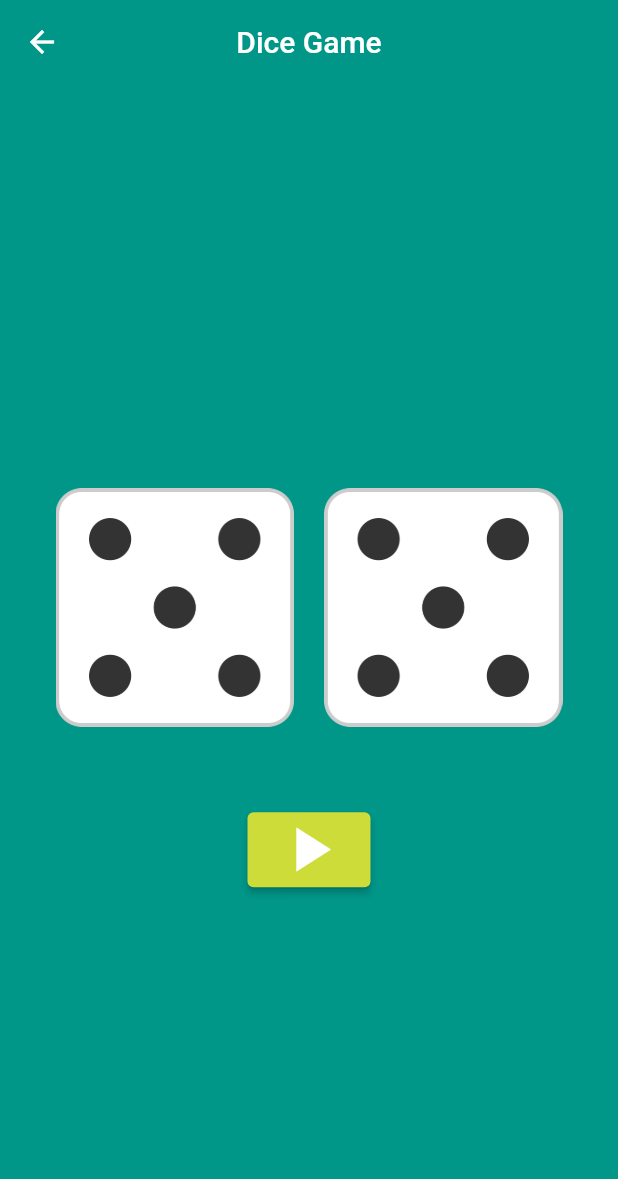
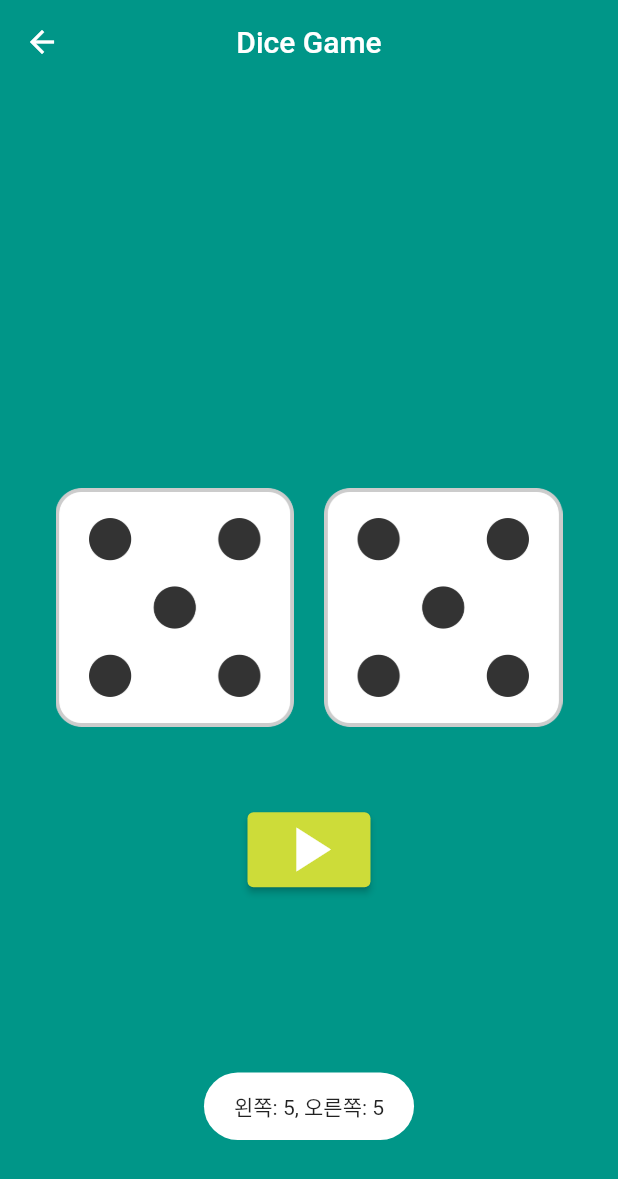
Before and after one commit to Danny-Yun/login-dicegame-app, a Flutter app: the Dice screen opened directly, after a tap on the "play arrow" icon, on a phone screen of 412 x 824 dp. Shown: the top 1179 px of the screen. Run offline on Flutter 3.47's test engine with Material 2 defaults, Android fonts, the phone set to English and light mode, and no system bars; our stand-ins replace fluttertoast.

Commit message:
토스트 메시지 구현

```diff
--- a/lib/dice.dart
+++ b/lib/dice.dart
@@ -1,5 +1,6 @@
 import 'package:flutter/material.dart';
-import 'dart:math';
+import 'dart:math'; // 난수 생성시 필요한 라이브러리
+import 'package:fluttertoast/fluttertoast.dart'; // 토스트 메시지 라이브러리
 
 class Dice extends StatefulWidget {
   @override
@@ -51,6 +52,7 @@ class _DiceState extends State<Dice> {
                   leftDice = Random().nextInt(6) + 1;
                   rightDice = Random().nextInt(6) + 1;
                 });
+                showToast("왼쪽: $leftDice, 오른쪽: $rightDice");
               },
             ),
           ),
@@ -59,3 +61,12 @@ class _DiceState extends State<Dice> {
     );
   }
 }
+
+void showToast(String message) {
+  Fluttertoast.showToast(
+      msg: message,
+      backgroundColor: Colors.white,
+      toastLength: Toast.LENGTH_SHORT,
+      gravity: ToastGravity.BOTTOM,
+      textColor: Colors.black87);
+}
--- a/pubspec.yaml
+++ b/pubspec.yaml
@@ -34,11 +34,11 @@ dependencies:
   # The following adds the Cupertino Icons font to your application.
   # Use with the CupertinoIcons class for iOS style icons.
   cupertino_icons: ^1.0.2
+  fluttertoast: ^8.0.8
 
 dev_dependencies:
   flutter_test:
     sdk: flutter
-
   # The "flutter_lints" package below contains a set of recommended lints to
   # encourage good coding practices. The lint set provided by the package is
   # activated in the `analysis_options.yaml` file located at the root of your
```
Also changed, not shown: pubspec.lock, 6 other files.
